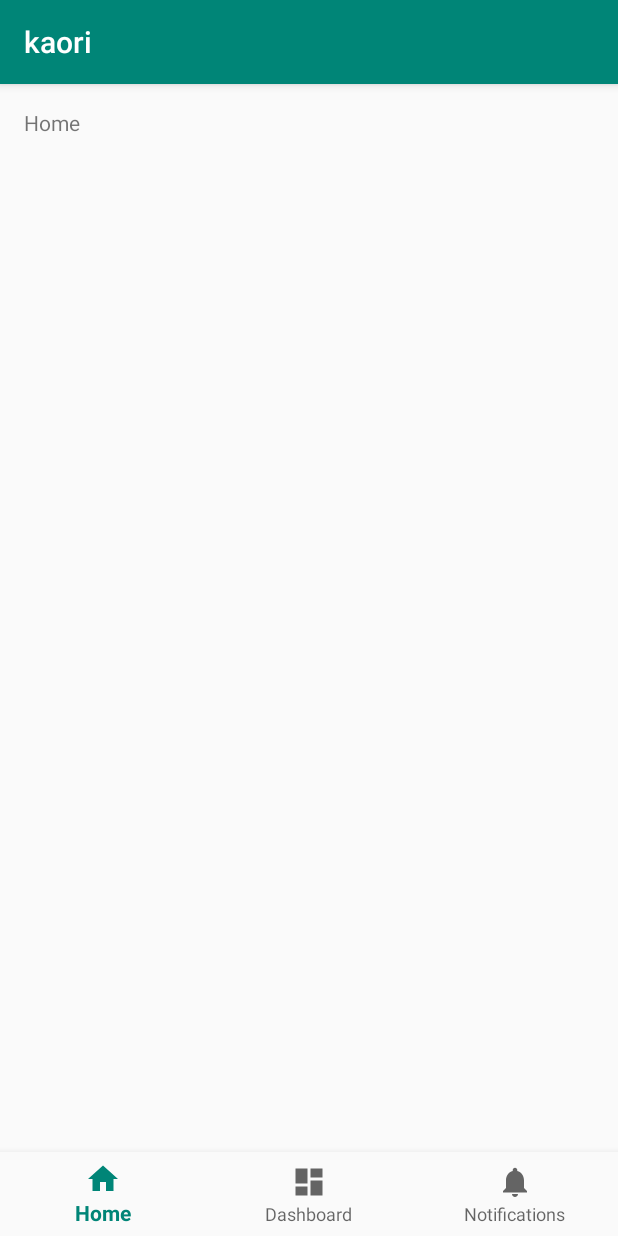
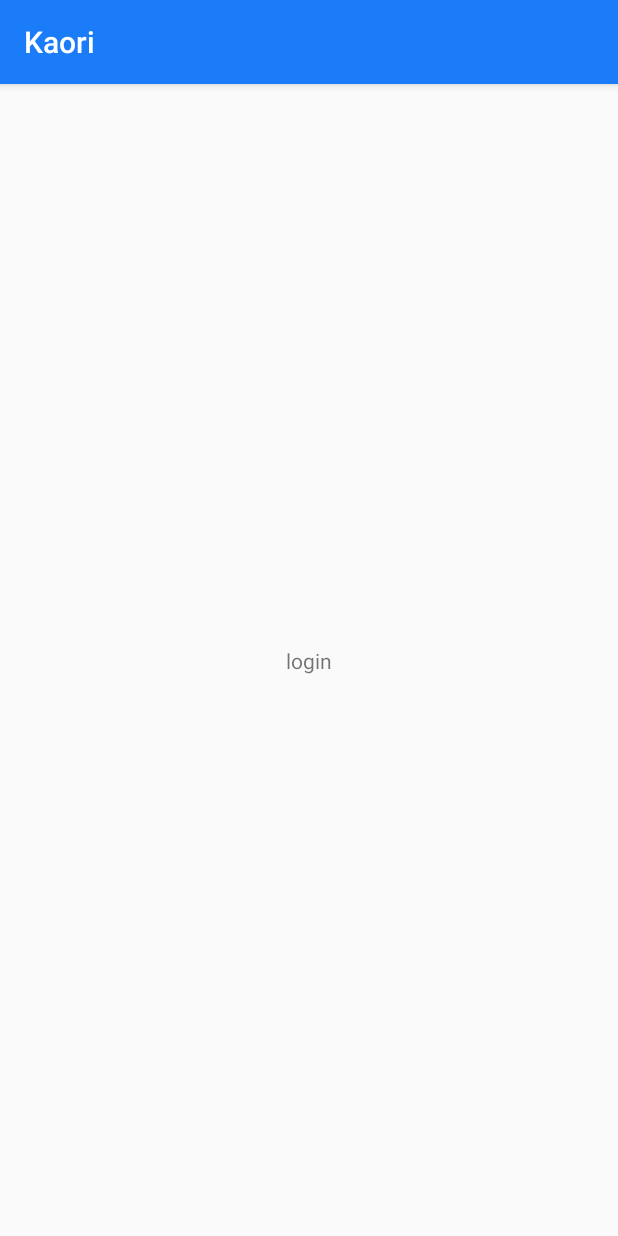
Before and after one commit to andrea-cola/kaori, an Android app: the screen it shows after launch (Kaori), on a phone screen of 412 x 824 dp. Run offline under Robolectric (Android 15) with nearby library versions, the light colour scheme and no system bars.

Commit message:
Andrea Cola Aggiornati i valori dei colori e delle stringhe nelle resources. Implementato il metodo che verifica se l'utente si è già loggato nell'app e la chiamata al layout corretto sulla base della risposta del metodo appena citato.

```diff
--- a/app/src/main/java/com/kaori/kaori/Kaori.java
+++ b/app/src/main/java/com/kaori/kaori/Kaori.java
@@ -1,16 +1,28 @@
 package com.kaori.kaori;
 
+import android.content.SharedPreferences;
 import android.os.Bundle;
+import android.preference.PreferenceManager;
 import android.support.annotation.NonNull;
 import android.support.design.widget.BottomNavigationView;
 import android.support.v7.app.AppCompatActivity;
 import android.view.MenuItem;
 import android.widget.TextView;
 
+/**
+ * Entry point of the app.
+ */
 public class Kaori extends AppCompatActivity {
 
+    /**
+     * Variables.
+     */
     private TextView mTextMessage;
 
+    /**
+     * Listener used to handle selections in the bottom bar.
+     * Each branch of the switch handle the selection of one icon in the bar.
+     */
     private BottomNavigationView.OnNavigationItemSelectedListener mOnNavigationItemSelectedListener
             = new BottomNavigationView.OnNavigationItemSelectedListener() {
 
@@ -20,25 +32,43 @@ public class Kaori extends AppCompatActivity {
                 case R.id.navigation_home:
                     mTextMessage.setText(R.string.title_home);
                     return true;
-                case R.id.navigation_dashboard:
-                    mTextMessage.setText(R.string.title_dashboard);
+                case R.id.navigation_hub:
+                    mTextMessage.setText(R.string.title_hub);
                     return true;
-                case R.id.navigation_notifications:
-                    mTextMessage.setText(R.string.title_notifications);
+                case R.id.navigation_study_with_me:
+                    mTextMessage.setText(R.string.title_study_with_me);
+                    return true;
+                case R.id.navigation_my_profile:
+                    mTextMessage.setText(R.string.title_my_profile);
                     return true;
             }
             return false;
         }
     };
 
+    /**
+     * On create method override.
+     */
     @Override
     protected void onCreate(Bundle savedInstanceState) {
         super.onCreate(savedInstanceState);
-        setContentView(R.layout.activity_main);
+        if(checkLoginStatus()) {
+            setContentView(R.layout.activity_main);
+            BottomNavigationView navigation = (BottomNavigationView) findViewById(R.id.navigation);
+            navigation.setOnNavigationItemSelectedListener(mOnNavigationItemSelectedListener);
+        }
+        else
+            setContentView(R.layout.login1);
+    }
 
-        mTextMessage = (TextView) findViewById(R.id.message);
-        BottomNavigationView navigation = (BottomNavigationView) findViewById(R.id.navigation);
-        navigation.setOnNavigationItemSelectedListener(mOnNavigationItemSelectedListener);
+    /**
+     * This method checks if the user has already logged in the app.
+     * If yes returns true, otherwise false.
+     */
+    private boolean checkLoginStatus(){
+        SharedPreferences app_preferences = PreferenceManager.getDefaultSharedPreferences(this);
+        SharedPreferences.Editor editor = app_preferences.edit();
+        return app_preferences.getBoolean("master_login", false);
     }
 
 }
--- a/app/src/main/res/layout/activity_main.xml
+++ b/app/src/main/res/layout/activity_main.xml
@@ -28,6 +28,7 @@
         app:layout_constraintBottom_toBottomOf="parent"
         app:layout_constraintLeft_toLeftOf="parent"
         app:layout_constraintRight_toRightOf="parent"
+        app:labelVisibilityMode="labeled"
         app:menu="@menu/navigation" />
 
 </android.support.constraint.ConstraintLayout>
--- /dev/null
+++ b/app/src/main/res/layout/login1.xml
@@ -0,0 +1,22 @@
+<?xml version="1.0" encoding="utf-8"?>
+<android.support.constraint.ConstraintLayout
+    xmlns:android="http://schemas.android.com/apk/res/android"
+    xmlns:app="http://schemas.android.com/apk/res-auto"
+    xmlns:tools="http://schemas.android.com/tools"
+    android:layout_width="match_parent"
+    android:layout_height="match_parent">
+
+    <TextView
+        android:id="@+id/login"
+        android:layout_width="wrap_content"
+        android:layout_height="wrap_content"
+        android:layout_marginStart="8dp"
+        android:layout_marginTop="8dp"
+        android:layout_marginEnd="8dp"
+        android:layout_marginBottom="8dp"
+        android:text="login"
+        app:layout_constraintBottom_toBottomOf="parent"
+        app:layout_constraintEnd_toEndOf="parent"
+        app:layout_constraintStart_toStartOf="parent"
+        app:layout_constraintTop_toTopOf="parent" />
+</android.support.constraint.ConstraintLayout>
--- a/app/src/main/res/menu/navigation.xml
+++ b/app/src/main/res/menu/navigation.xml
@@ -7,13 +7,18 @@
         android:title="@string/title_home" />
 
     <item
-        android:id="@+id/navigation_dashboard"
+        android:id="@+id/navigation_hub"
         android:icon="@drawable/ic_dashboard_black_24dp"
-        android:title="@string/title_dashboard" />
+        android:title="@string/title_hub" />
 
     <item
-        android:id="@+id/navigation_notifications"
+        android:id="@+id/navigation_study_with_me"
         android:icon="@drawable/ic_notifications_black_24dp"
-        android:title="@string/title_notifications" />
+        android:title="@string/title_study_with_me" />
+
+    <item
+        android:id="@+id/navigation_my_profile"
+        android:icon="@drawable/ic_notifications_black_24dp"
+        android:title="@string/title_my_profile" />
 
 </menu>
--- a/app/src/main/res/values/colors.xml
+++ b/app/src/main/res/values/colors.xml
@@ -1,6 +1,6 @@
 <?xml version="1.0" encoding="utf-8"?>
 <resources>
-    <color name="colorPrimary">#008577</color>
-    <color name="colorPrimaryDark">#00574B</color>
-    <color name="colorAccent">#D81B60</color>
+    <color name="colorPrimary">#1b7cf9</color>
+    <color name="colorPrimaryDark">#0051c5</color>
+    <color name="colorAccent">#6eaaff</color>
 </resources>
--- a/app/src/main/res/values/strings.xml
+++ b/app/src/main/res/values/strings.xml
@@ -1,6 +1,7 @@
 <resources>
-    <string name="app_name">kaori</string>
-    <string name="title_home">Home</string>
-    <string name="title_dashboard">Dashboard</string>
-    <string name="title_notifications">Notifications</string>
+    <string name="app_name">Kaori</string>
+    <string name="title_home">Feed</string>
+    <string name="title_hub">Material</string>
+    <string name="title_my_profile">Profile</string>
+    <string name="title_study_with_me">Finder</string>
 </resources>
```
Also changed, not shown: app/build.gradle (+5 -4 lines).
